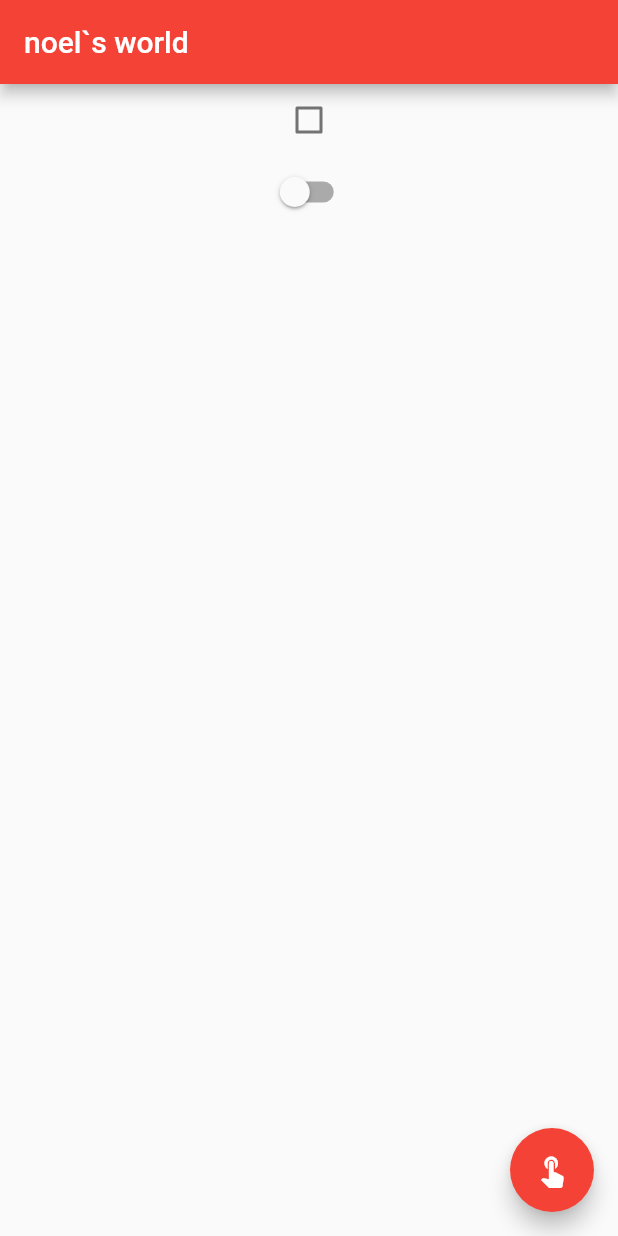
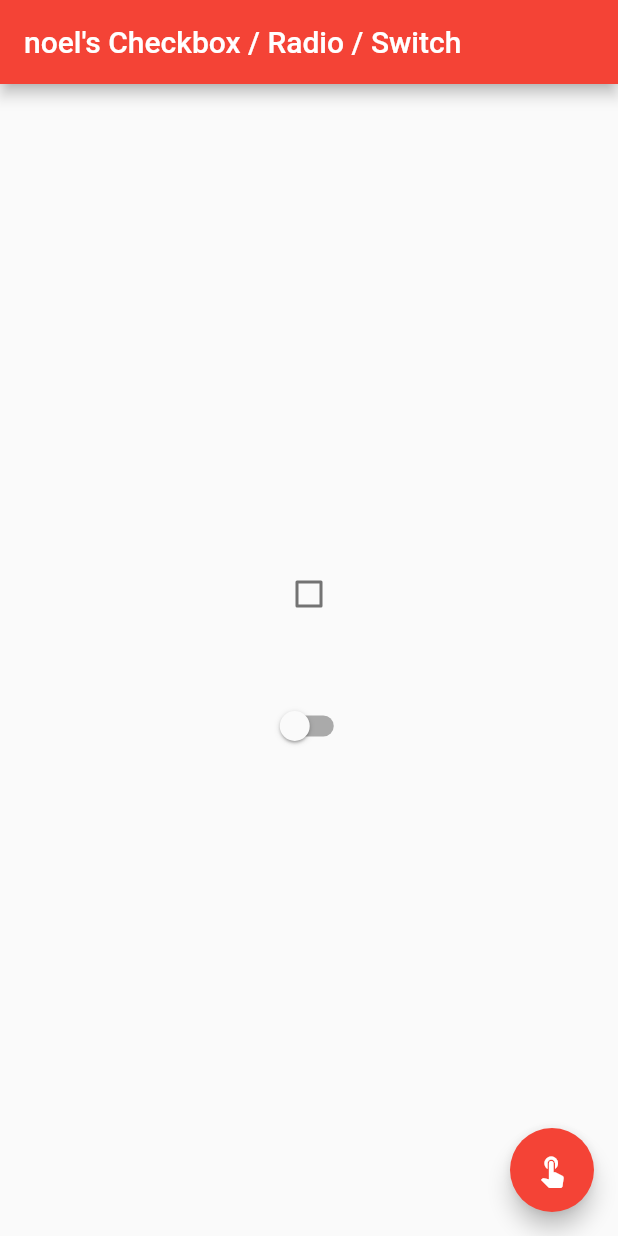
Before and after one commit to oinochoe/first_flutter, a Flutter app: the screen it shows after launch, on a phone screen of 412 x 824 dp. Run offline on Flutter 3.47's test engine with Material 2 defaults, Android fonts, the phone set to English and light mode, and no system bars.

Commit message:
mainAixs alignment 추가

```diff
--- a/lib/main.dart
+++ b/lib/main.dart
@@ -65,7 +65,7 @@ class MyHomePage extends StatefulWidget {
 }
 
 class _MyHomePageState extends State<MyHomePage> {
-  var _text = 'noel';
+  var _text = 'noel\'s ';
   var isChecked = false;
   var isCheck = false;
 
@@ -75,10 +75,10 @@ class _MyHomePageState extends State<MyHomePage> {
   Widget build(BuildContext context) {
     return Scaffold(
       appBar: AppBar(
-        title: Text(_text + '`s world'),
+        title: Text(_text + 'Checkbox / Radio / Switch'),
       ),
       body: PageView(children: <Widget>[
-        Column(children: <Widget>[
+        Column(mainAxisAlignment: MainAxisAlignment.center, children: <Widget>[
           Checkbox(
             value: isChecked,
             onChanged: (value) {
@@ -86,6 +86,9 @@ class _MyHomePageState extends State<MyHomePage> {
                 isChecked = value;
               });
             },
+          ),
+          SizedBox(
+            height: 40,
           ),
           Switch(
             value: isCheck,
```
